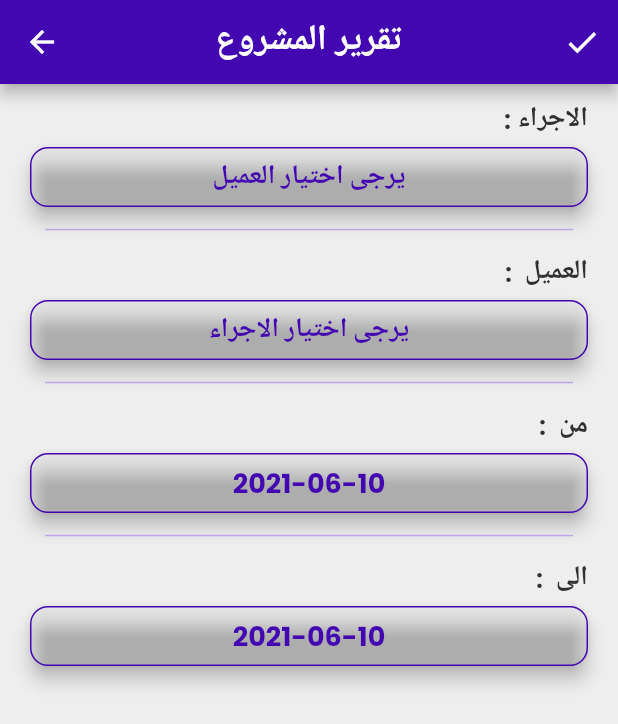
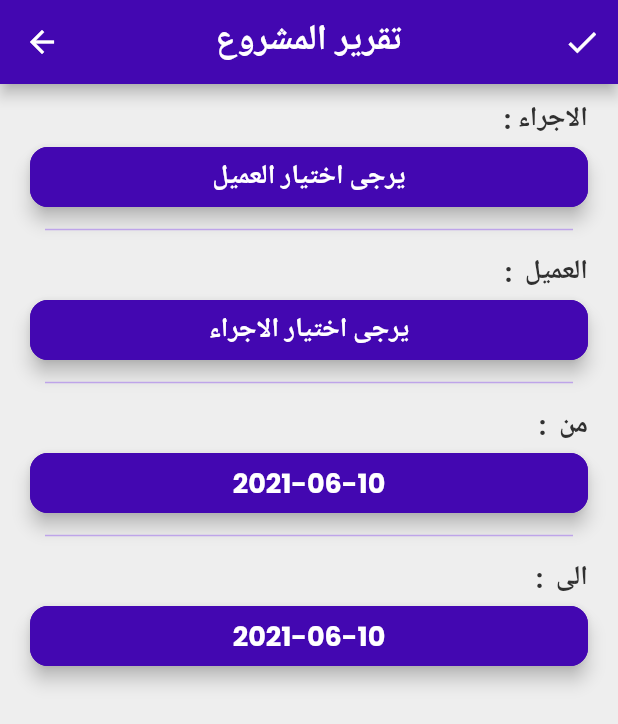
Before and after one commit to sahil904/Taraq, a Flutter app: the ProjectReportsWidget screen opened directly with empty values, on a phone screen of 412 x 824 dp. Shown: the top 724 px of the screen. Run offline on Flutter 3.47's test engine with Material 2 defaults, Android fonts, the phone set to English and light mode, and no system bars; drawn by our look-alikes of auto_size_text; our stand-ins replace cached_network_image, dio, flutter_spinkit, flutter_svg, font_awesome_flutter, google_fonts and 5 more; accounts and stored records are empty; statements that could not run were skipped.

Commit message:
lastsoul
few changes

```diff
--- a/lib/ui/project_reports/project_reports_widget.dart
+++ b/lib/ui/project_reports/project_reports_widget.dart
@@ -153,10 +153,10 @@ class _ProjectReportsWidgetState extends State<ProjectReportsWidget> {
                             options: FFButtonOptions(
                               width: double.infinity,
                               height: 40,
-                              color: Color(0x004307B1),
+                              color: FlutterFlowTheme.primaryColor,
                               textStyle: FlutterFlowTheme.subtitle2.override(
                                 fontFamily: 'Poppins',
-                                color: FlutterFlowTheme.primaryColor,
+                                color: Colors.white,
                                 fontSize: 18,
                                 fontWeight: FontWeight.bold,
                               ),
@@ -212,10 +212,10 @@ class _ProjectReportsWidgetState extends State<ProjectReportsWidget> {
                             options: FFButtonOptions(
                               width: double.infinity,
                               height: 40,
-                              color: Color(0x004307B1),
+                              color: FlutterFlowTheme.primaryColor,
                               textStyle: FlutterFlowTheme.subtitle2.override(
                                 fontFamily: 'Poppins',
-                                color: FlutterFlowTheme.primaryColor,
+                                color: Colors.white,
                                 fontSize: 18,
                                 fontWeight: FontWeight.bold,
                               ),
@@ -270,10 +270,10 @@ class _ProjectReportsWidgetState extends State<ProjectReportsWidget> {
                             options: FFButtonOptions(
                               width: double.infinity,
                               height: 40,
-                              color: Color(0x004307B1),
+                              color: FlutterFlowTheme.primaryColor,
                               textStyle: FlutterFlowTheme.subtitle2.override(
                                 fontFamily: 'Poppins',
-                                color: FlutterFlowTheme.primaryColor,
+                                color: Colors.white,
                                 fontSize: 18,
                                 fontWeight: FontWeight.bold,
                               ),
@@ -331,10 +331,10 @@ class _ProjectReportsWidgetState extends State<ProjectReportsWidget> {
                       options: FFButtonOptions(
                         width: double.infinity,
                         height: 40,
-                        color: Color(0x004307B1),
+                        color: FlutterFlowTheme.primaryColor,
                         textStyle: FlutterFlowTheme.subtitle2.override(
                           fontFamily: 'Poppins',
-                          color: FlutterFlowTheme.primaryColor,
+                          color: Colors.white,
                           fontSize: 18,
                           fontWeight: FontWeight.bold,
                         ),
```
Also changed, not shown: lib/ui/dashboard/dashboard_widget.dart (+19 -8 lines), lib/ui/project_details/project_details_widget.dart (+18 -7 lines).
